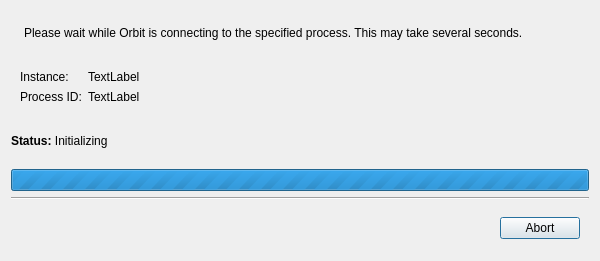
Old version of the form src/SessionSetup/ConnectToTargetDialog.ui in the repository google/orbit.
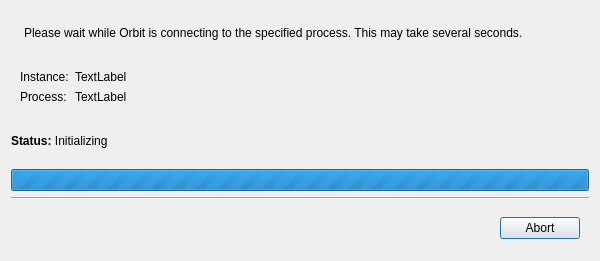
New version of the form. Icons and pictures are not drawn.

The edit to the form file:
```diff
--- a/src/SessionSetup/ConnectToTargetDialog.ui
+++ b/src/SessionSetup/ConnectToTargetDialog.ui
@@ -90,7 +90,7 @@
       <item row="1" column="0">
        <widget class="QLabel" name="label_4">
         <property name="text">
-         <string>Process ID:</string>
+         <string>Process:</string>
         </property>
        </widget>
       </item>
```
